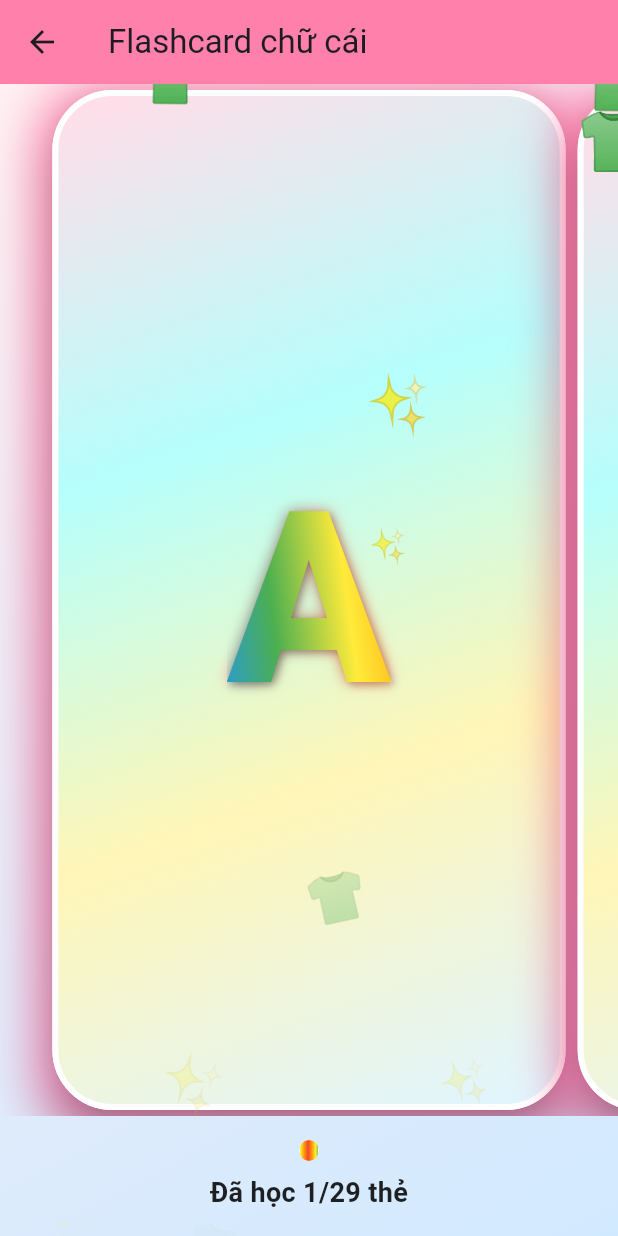
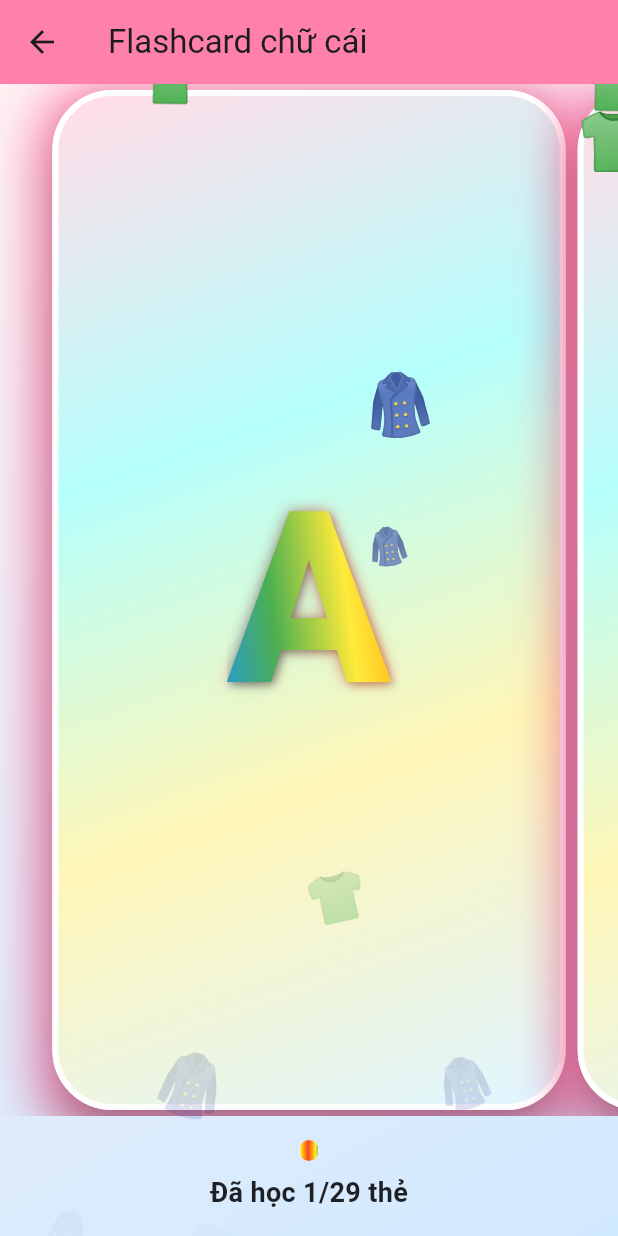
Before and after one commit to cuongevil/wonder_kids, a Flutter app: the FlashcardScreen screen opened by its route, on a phone screen of 412 x 824 dp. Run offline on Flutter 3.47's test engine with Material 3 defaults, Android fonts, the phone set to English and light mode, and no system bars; drawn by our look-alikes of flip_card; our stand-ins replace audioplayers, confetti, flutter_tts.

Commit message:
Refactor code

```diff
--- a/lib/widgets/animated_background.dart
+++ b/lib/widgets/animated_background.dart
@@ -1,14 +1,17 @@
 import 'dart:math';
+
 import 'package:flutter/material.dart';
 
 class AnimatedBackground extends StatefulWidget {
   final Widget child;
   final String currentLetter;
+
   const AnimatedBackground({
     super.key,
     required this.child,
     required this.currentLetter,
   });
+
   @override
   State<AnimatedBackground> createState() => _AnimatedBackgroundState();
 }
@@ -17,13 +20,16 @@ class _AnimatedBackgroundState extends State<AnimatedBackground>
     with TickerProviderStateMixin {
   late AnimationController _controller;
   final Random _random = Random();
+
   @override
   void initState() {
     super.initState();
-    _controller =
-    AnimationController(vsync: this, duration: const Duration(seconds: 10))
-      ..repeat();
+    _controller = AnimationController(
+      vsync: this,
+      duration: const Duration(seconds: 10),
+    )..repeat();
   }
+
   @override
   void dispose() {
     _controller.dispose();
@@ -36,12 +42,14 @@ class _AnimatedBackgroundState extends State<AnimatedBackground>
     for (int i = 0; i < 10; i++) {
       final emoji = emojis[i % emojis.length];
       final startX =
-          _random.nextDouble() * MediaQuery.of(context).size.width.clamp(200, 400);
+          _random.nextDouble() *
+          MediaQuery.of(context).size.width.clamp(200, 400);
       final delay = _random.nextDouble();
       final size = [24.0, 32.0, 40.0][_random.nextInt(3)];
       final rotationDirection = _random.nextBool() ? 1 : -1;
       final amplitude = 30 + _random.nextDouble() * 40;
-      items.add(AnimatedBuilder(
+      items.add(
+        AnimatedBuilder(
           animation: _controller,
           builder: (context, child) {
             final value = (_controller.value + delay) % 1.0;
@@ -60,7 +68,8 @@ class _AnimatedBackgroundState extends State<AnimatedBackground>
               ),
             );
           },
-      ));
+        ),
+      );
     }
     return items;
   }
@@ -87,14 +96,33 @@ class _AnimatedBackgroundState extends State<AnimatedBackground>
 
 /// Emoji mapping cơ bản
 final Map<String, List<String>> letterEmojis = {
-  "A": ["👕", "✨"], "Ă": ["🐸", "🌱"], "Â": ["☕", "🔥"],
-  "B": ["👶", "🎈"], "C": ["🐟", "🫧"], "D": ["🐐", "🍃"],
-  "Đ": ["💡", "🏮"], "E": ["👧", "📖"], "Ê": ["🛏️", "🌙"],
-  "G": ["🐓", "🥚"], "H": ["🌸", "🌺"], "I": ["🍦", "❄️"],
-  "K": ["🍬", "🍭"], "L": ["🍋", "🍃"], "M": ["👩", "❤️"],
-  "N": ["🎀", "🌸"], "O": ["🐝", "🌼"], "Ô": ["🚗", "🛣️"],
-  "Ơ": ["🗣️", "👋"], "P": ["🍜", "🥢"], "Q": ["🍎", "🍊"],
-  "R": ["🐢", "🌿"], "S": ["⭐", "🌙"], "T": ["🍤", "🦐"],
-  "U": ["👶", "🍼"], "Ư": ["🌠", "🌟"], "V": ["🐘", "🌳"],
-  "X": ["🥭", "🌴"], "Y": ["❤️", "🎶"],
+  "A": ["👕", "🧥"], // Áo
+  "Ă": ["🍽️", "🍚"], // Ăn
+  "Â": ["🍵", "🔥"], // Ấm (ấm trà / ấm áp)
+  "B": ["👶", "🎈"], // Bé, Bóng
+  "C": ["🐟", "🐶"], // Cá, Cún
+  "D": ["🐐", "🍉"], // Dê, Dưa (dưa hấu)
+  "Đ": ["🏮", "🧊"], // Đèn, Đá
+  "E": ["👧", "🐦"], // Em, Én
+  "Ê": ["🛏️", "🐸"], // Êm, Ếch
+  "G": ["🐔", "🪵"], // Gà, Gỗ
+  "H": ["🌸", "📖"], // Hoa, Học
+  "I": ["➖", "🖨️"], // Ít, In
+  "K": ["🍬", "🔑"], // Kẹo, Khóa
+  "L": ["🍃", "🍐"], // Lá, Lê
+  "M": ["👩", "🐱"], // Mẹ, Mèo
+  "N": ["🎀", "👒"], // Nơ, Nón
+  "O": ["🐝", "🍯"], // Ong, (mật) Ong
+  "Ô": ["🚗", "☂️"], // Ô tô, Ô (dù)
+  "Ơ": ["🗣️", "🏠"], // Ơi, Ở (nhà)
+  "P": ["🍜", "☕"], // Phở, Phin (cà phê)
+  "Q": ["🍎", "🪭"], // Quả, Quạt
+  "R": ["🐢", "🌳"], // Rùa, Rừng
+  "S": ["⭐", "📚"], // Sao, Sách
+  "T": ["🍤", "🍎"], // Tôm, Táo
+  "U": ["👶", "🥤"], // Út, Uống
+  "Ư": ["🌠", "💭"], // Ước, Ưu (ý niệm/ưu tiên)
+  "V": ["🐘", "🌿"], // Voi, Vườn
+  "X": ["🥭", "🚲"], // Xoài, Xe (đạp)
+  "Y": ["❤️", "💡"], // Yêu, Ý (tưởng)
 };
```
Lines whose indentation alone changed are shown as unchanged.
